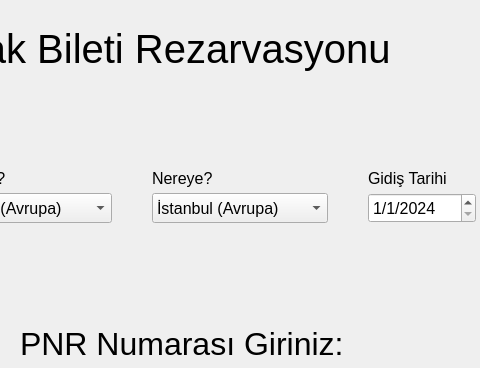
Old version of the form ui/useless_fr/ui/dashboard.ui in the repository OsmanBaturArpacik/gui-pyqt-flight-ticket; both pictures show x 432 to 912 and y 0 to 368 of the 1200 by 600 pixel window.
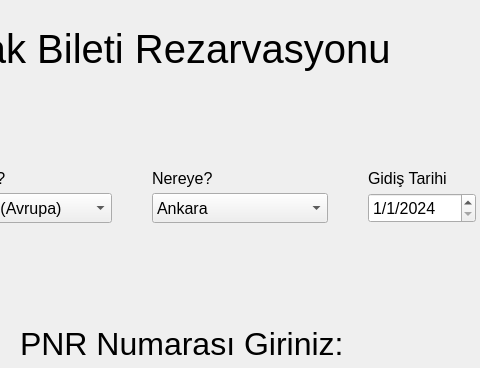
New version of the form. Icons and pictures are not drawn.

Diff of the .ui file:
```diff
--- a/ui/useless_fr/ui/dashboard.ui
+++ b/ui/useless_fr/ui/dashboard.ui
@@ -530,6 +530,11 @@
                 <pointsize>12</pointsize>
                </font>
               </property>
+              <item>
+               <property name="text">
+                <string>Ankara</string>
+               </property>
+              </item>
               <item>
                <property name="text">
                 <string>İstanbul (Avrupa)</string>
```
Left out of the diff: 5 changed lines with no effect on the pictures.
